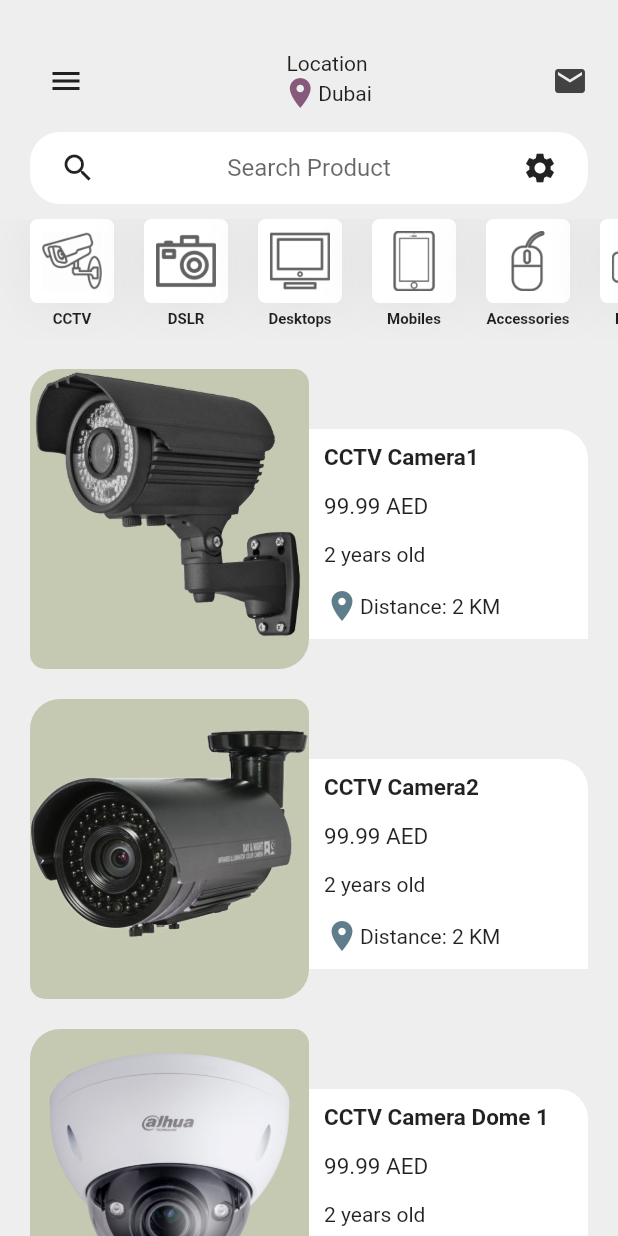
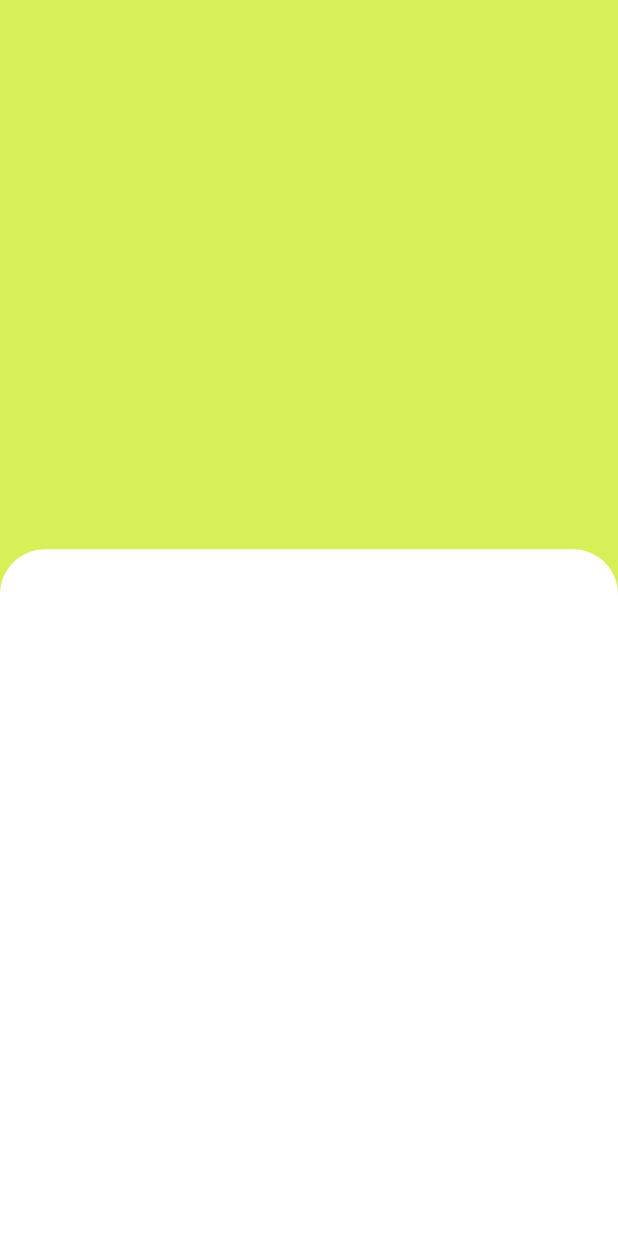
Before and after one commit to MesselemYoucef/TechApp, a Flutter app: the screen it shows after launch, on a phone screen of 412 x 824 dp. Run offline on Flutter 3.47's test engine with Material 2 defaults, Android fonts, the phone set to English and light mode, and no system bars; our stand-ins replace font_awesome_flutter.

Commit message:
added a new page called it product details

```diff
--- a/lib/configuration.dart
+++ b/lib/configuration.dart
@@ -3,6 +3,7 @@ import 'package:font_awesome_flutter/font_awesome_flutter.dart';
 
 Color primaryGreen = Color.fromRGBO(135, 90, 123, 1);
 Color itemBackground = Color.fromARGB(65, 77, 92, 1);
+Color productDetailsBG = Color.fromARGB(167, 197, 235, 1);
 
 List<BoxShadow> shadowList = [
   BoxShadow(color: Colors.grey[300], blurRadius: 30, offset: Offset(0, 1))
--- a/lib/main.dart
+++ b/lib/main.dart
@@ -1,5 +1,6 @@
 import 'package:flutter/material.dart';
 import 'package:petsApp/home_page.dart';
+import 'package:petsApp/screens/product_details.dart';
 import 'package:petsApp/screens/product_screen.dart';
 
 void main() {
@@ -11,10 +12,11 @@ class MyApp extends StatelessWidget {
   @override
   Widget build(BuildContext context) {
     return MaterialApp(
-      initialRoute: '/',
+      initialRoute: '/product_details',
       routes: {
         '/': (context) => HomePage(),
-        '/product_screen': (context) => ProductScreen()
+        '/product_screen': (context) => ProductScreen(),
+        '/product_details': (context) => ProductDetails()
       },
     );
   }
--- a/lib/screens/home_screen.dart
+++ b/lib/screens/home_screen.dart
@@ -62,6 +62,7 @@ class _HomeScreenState extends State<HomeScreen> with TickerProviderStateMixin{
           children: [
        IconButton(
               icon: AnimatedIcon(
+                size: 30,
                 icon: AnimatedIcons.menu_arrow,
                 progress: _animationController,
               ),
--- /dev/null
+++ b/lib/screens/product_details.dart
@@ -0,0 +1,32 @@
+import 'package:flutter/material.dart';
+import 'package:petsApp/configuration.dart';
+
+class ProductDetails extends StatefulWidget {
+  @override
+  _ProductDetailsState createState() => _ProductDetailsState();
+}
+
+class _ProductDetailsState extends State<ProductDetails> {
+  @override
+  Widget build(BuildContext context) {
+    return Scaffold(
+      body: Stack(
+        children: [
+          Container(
+            color: productDetailsBG,
+          ),
+          Align(
+            alignment: Alignment.bottomCenter,
+            child:Container(
+              height: MediaQuery.of(context).size.height/1.8,
+              decoration: BoxDecoration(
+                color: Colors.white,
+                borderRadius: BorderRadius.only(topLeft: Radius.circular(30), topRight: Radius.circular(30))
+              ),
+            )
+          )
+        ],
+      ),
+    );
+  }
+}
```
